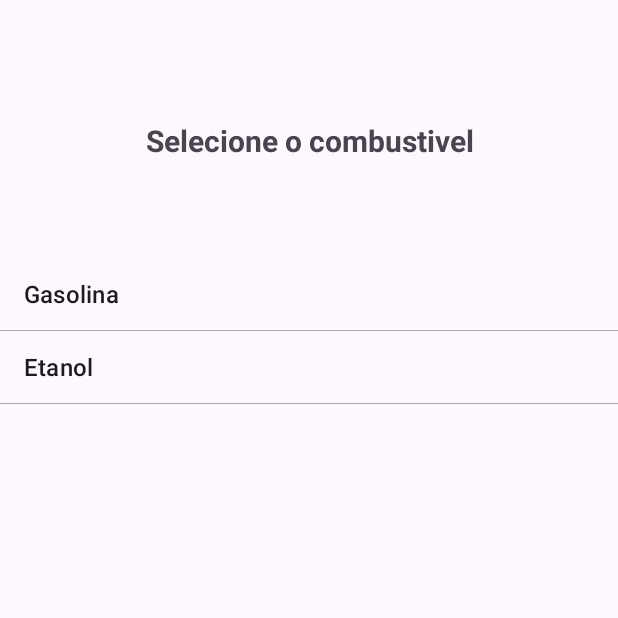
After one commit to LeoAntunesBrombilla/FlexCalculator, an Android app: the GasOptions screen opened directly, with no data from a screen before it, on a phone screen of 412 x 824 dp, the top half of it. The commit adds this screen. Run offline under Robolectric (Android 15) with nearby library versions, the phone set to English and light mode, and no system bars.

Commit message:
List screen done

```diff
--- a/app/build.gradle.kts
+++ b/app/build.gradle.kts
@@ -33,6 +33,10 @@ android {
     kotlinOptions {
         jvmTarget = "11"
     }
+
+    buildFeatures {
+        viewBinding = true
+    }
 }
 
 dependencies {
--- a/app/src/main/AndroidManifest.xml
+++ b/app/src/main/AndroidManifest.xml
@@ -13,6 +13,9 @@
         android:theme="@style/Theme.FlexCalculator"
         tools:targetApi="31">
         <activity
+            android:name=".GasOptions"
+            android:exported="false" />
+        <activity
             android:name=".MainActivity"
             android:exported="true">
             <intent-filter>
--- /dev/null
+++ b/app/src/main/java/com/countup/flexcalculator/GasOptions.kt
@@ -0,0 +1,38 @@
+package com.countup.flexcalculator
+
+import android.content.Intent
+import android.os.Bundle
+import android.widget.AdapterView
+import android.widget.ArrayAdapter
+import androidx.appcompat.app.AppCompatActivity
+import com.countup.flexcalculator.databinding.ActivityGasOptionsBinding
+
+class GasOptions : AppCompatActivity() {
+
+    private lateinit var binding: ActivityGasOptionsBinding
+
+    override fun onCreate(savedInstanceState: Bundle?) {
+        super.onCreate(savedInstanceState)
+        binding = ActivityGasOptionsBinding.inflate(layoutInflater)
+        setContentView(binding.root)
+
+        val fuelTypes = resources.getStringArray(R.array.fuel_types)
+
+        val adapter = ArrayAdapter(
+            this, android.R.layout.simple_list_item_1,
+            fuelTypes
+        )
+
+        binding.listViewFuelOptions.adapter = adapter
+
+        binding.listViewFuelOptions.onItemClickListener = AdapterView.OnItemClickListener { _, _, position, _ ->
+            val selectedFuel = fuelTypes[position]
+
+            val resultIntent = Intent()
+            resultIntent.putExtra("SELECTED_FUEL", selectedFuel)
+            setResult(RESULT_OK, resultIntent)
+
+            finish()
+        }
+    }
+}
--- /dev/null
+++ b/app/src/main/res/layout/activity_gas_options.xml
@@ -0,0 +1,58 @@
+<?xml version="1.0" encoding="utf-8"?>
+<androidx.constraintlayout.widget.ConstraintLayout xmlns:android="http://schemas.android.com/apk/res/android"
+    xmlns:app="http://schemas.android.com/apk/res-auto"
+    xmlns:tools="http://schemas.android.com/tools"
+    android:id="@+id/main"
+    android:layout_width="match_parent"
+    android:layout_height="match_parent"
+    tools:context=".GasOptions">
+
+    <androidx.constraintlayout.widget.Guideline
+        android:id="@+id/guideline"
+        android:layout_width="wrap_content"
+        android:layout_height="wrap_content"
+        android:orientation="vertical"
+        app:layout_constraintGuide_begin="4dp" />
+
+    <androidx.constraintlayout.widget.Guideline
+        android:id="@+id/guideline2"
+        android:layout_width="wrap_content"
+        android:layout_height="wrap_content"
+        android:orientation="vertical"
+        app:layout_constraintGuide_end="4dp" />
+
+    <androidx.constraintlayout.widget.Guideline
+        android:id="@+id/guideline3"
+        android:layout_width="wrap_content"
+        android:layout_height="wrap_content"
+        android:orientation="horizontal"
+        app:layout_constraintGuide_begin="80dp" />
+
+    <TextView
+        android:id="@+id/tvTitle"
+        android:layout_width="0dp"
+        android:layout_height="wrap_content"
+        android:gravity="center"
+        android:text="@string/select_fuel_type"
+        android:textSize="20sp"
+        android:textStyle="bold"
+        app:layout_constraintEnd_toEndOf="parent"
+        app:layout_constraintHorizontal_bias="0.0"
+        app:layout_constraintStart_toStartOf="parent"
+        app:layout_constraintTop_toTopOf="@+id/guideline3" />
+
+    <ListView
+        android:id="@+id/listViewFuelOptions"
+        android:layout_width="0dp"
+        android:layout_height="200dp"
+        android:divider="@android:color/darker_gray"
+        android:dividerHeight="0.5dp"
+        app:layout_constraintBottom_toBottomOf="parent"
+        app:layout_constraintEnd_toEndOf="parent"
+        app:layout_constraintHorizontal_bias="0.0"
+        app:layout_constraintStart_toStartOf="parent"
+        app:layout_constraintTop_toBottomOf="@+id/tvTitle"
+        app:layout_constraintVertical_bias="0.125" />
+
+
+</androidx.constraintlayout.widget.ConstraintLayout>
--- /dev/null
+++ b/app/src/main/res/values/gas_options.xml
@@ -0,0 +1,7 @@
+<?xml version="1.0" encoding="utf-8"?>
+<resources>
+    <string-array name="fuel_types">
+        <item>Gasolina</item>
+        <item>Etanol</item>
+    </string-array>
+</resources>
--- a/app/src/main/res/values/strings.xml
+++ b/app/src/main/res/values/strings.xml
@@ -6,4 +6,5 @@
     <string name="value_gas_two">Valor litro combustivel 2:</string>
     <string name="value_gas_one">Valor litro combustivel 1:</string>
     <string name="Search">Buscar</string>
+    <string name="select_fuel_type">Selecione o combustivel</string>
 </resources>
```
Also changed, not shown: app/src/main/java/com/countup/flexcalculator/MainActivity.kt (+17 -6 lines), app/src/main/res/layout/activity_main.xml (+4 -4 lines).
